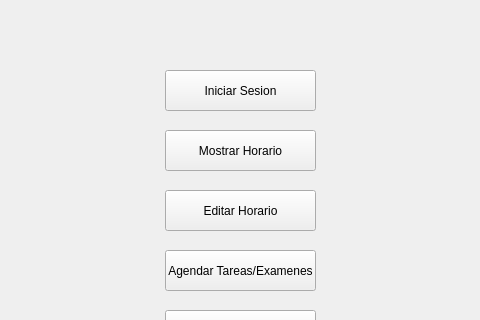
Before: the Qt Designer form main_window.ui in matedipa/Agenda-digital, drawn with Qt 5; both pictures show x 115 to 595 and y 0 to 320 of the 712 by 600 pixel window.
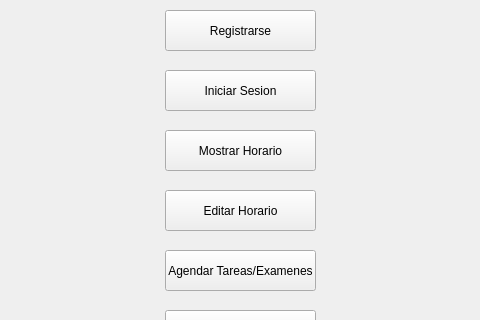
After: the same form once the commit is applied.

What changed in the file:
```diff
--- a/main_window.ui
+++ b/main_window.ui
@@ -79,6 +79,19 @@
      <string>Iniciar Sesion</string>
     </property>
    </widget>
+   <widget class="QPushButton" name="pushButton_8">
+    <property name="geometry">
+     <rect>
+      <x>280</x>
+      <y>10</y>
+      <width>151</width>
+      <height>41</height>
+     </rect>
+    </property>
+    <property name="text">
+     <string>Registrarse</string>
+    </property>
+   </widget>
   </widget>
   <widget class="QMenuBar" name="menubar">
    <property name="geometry">
```
